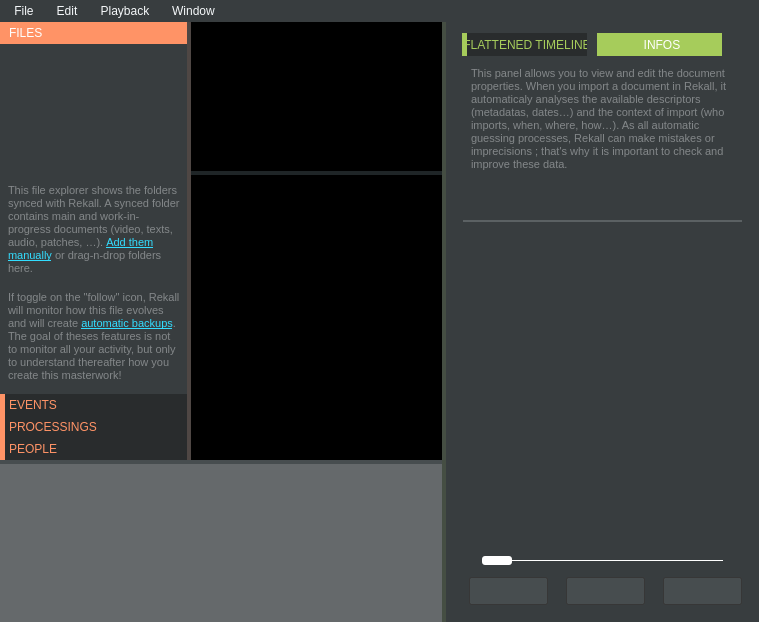
The window that rekall.ui (Rekall/Rekall) describes before a commit, drawn with Qt 5.
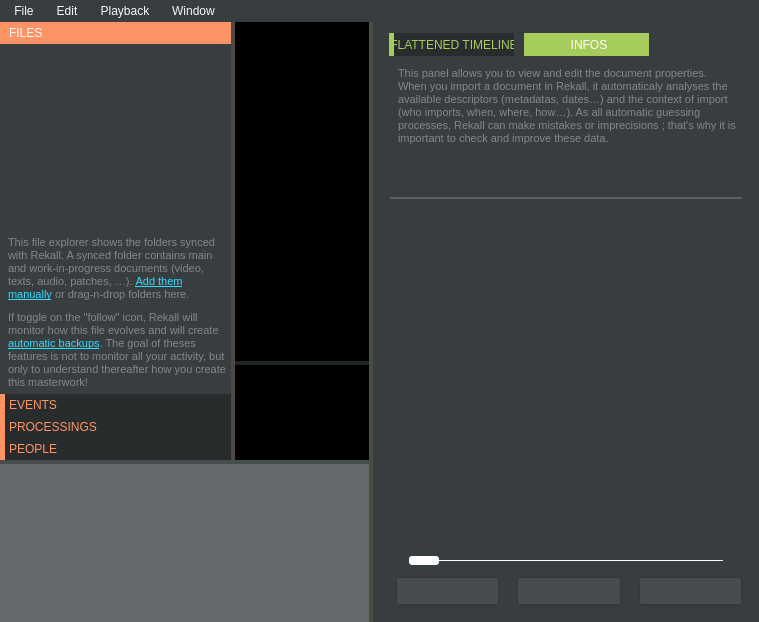
The same window after the commit. Icons and pictures are not drawn. Custom widgets are drawn as their Qt base class.

The edit to the form file:
```diff
--- a/rekall.ui
+++ b/rekall.ui
@@ -39,7 +39,7 @@
 	background-color: 	rgb(56, 61, 63);
 	border: 					0px solid black;
 }
-QFrame#annotationFrame, QTextEdit#annotation {
+QFrame#annotationFrame, QWidget#annotation {
 	background-color: 	black;
 	border: 					0px solid black;
 }
@@ -391,6 +391,13 @@
 
 
 
+
+QFrame#frameOptions {
+	border: 0px solid white;
+	border-bottom: 1px solid white;
+}
+
+
 </string>
   </property>
   <widget class="QWidget" name="centralwidget">
@@ -438,7 +445,7 @@
            <rect>
             <x>0</x>
             <y>0</y>
-            <width>190</width>
+            <width>245</width>
             <height>352</height>
            </rect>
           </property>
@@ -707,18 +714,8 @@
              <property name="focusPolicy">
               <enum>Qt::StrongFocus</enum>
              </property>
-             <property name="verticalScrollBarPolicy">
-              <enum>Qt::ScrollBarAlwaysOff</enum>
-             </property>
-             <property name="horizontalScrollBarPolicy">
-              <enum>Qt::ScrollBarAlwaysOff</enum>
-             </property>
-             <property name="html">
-              <string>&lt;!DOCTYPE HTML PUBLIC &quot;-//W3C//DTD HTML 4.0//EN&quot; &quot;http://www.w3.org/TR/REC-html40/strict.dtd&quot;&gt;
-&lt;html&gt;&lt;head&gt;&lt;meta name=&quot;qrichtext&quot; content=&quot;1&quot; /&gt;&lt;style type=&quot;text/css&quot;&gt;
-p, li { white-space: pre-wrap; }
-&lt;/style&gt;&lt;/head&gt;&lt;body style=&quot; font-family:'Calibri,Arial'; font-size:12px; font-weight:400; font-style:normal;&quot;&gt;
-&lt;p align=&quot;center&quot; style=&quot;-qt-paragraph-type:empty; margin-top:0px; margin-bottom:0px; margin-left:0px; margin-right:0px; -qt-block-indent:0; text-indent:0px;&quot;&gt;&lt;br /&gt;&lt;/p&gt;&lt;/body&gt;&lt;/html&gt;</string>
+             <property name="alignment">
+              <set>Qt::AlignCenter</set>
              </property>
             </widget>
            </item>
@@ -1234,7 +1231,7 @@
   </customwidget>
   <customwidget>
    <class>QTextEditPlus</class>
-   <extends>QTextEdit</extends>
+   <extends>QLineEdit</extends>
    <header>gui/qtexteditplus.h</header>
    <slots>
     <signal>focusChanged(bool)</signal>
```
Left out of the diff: 87 changed lines with no effect on the pictures.
